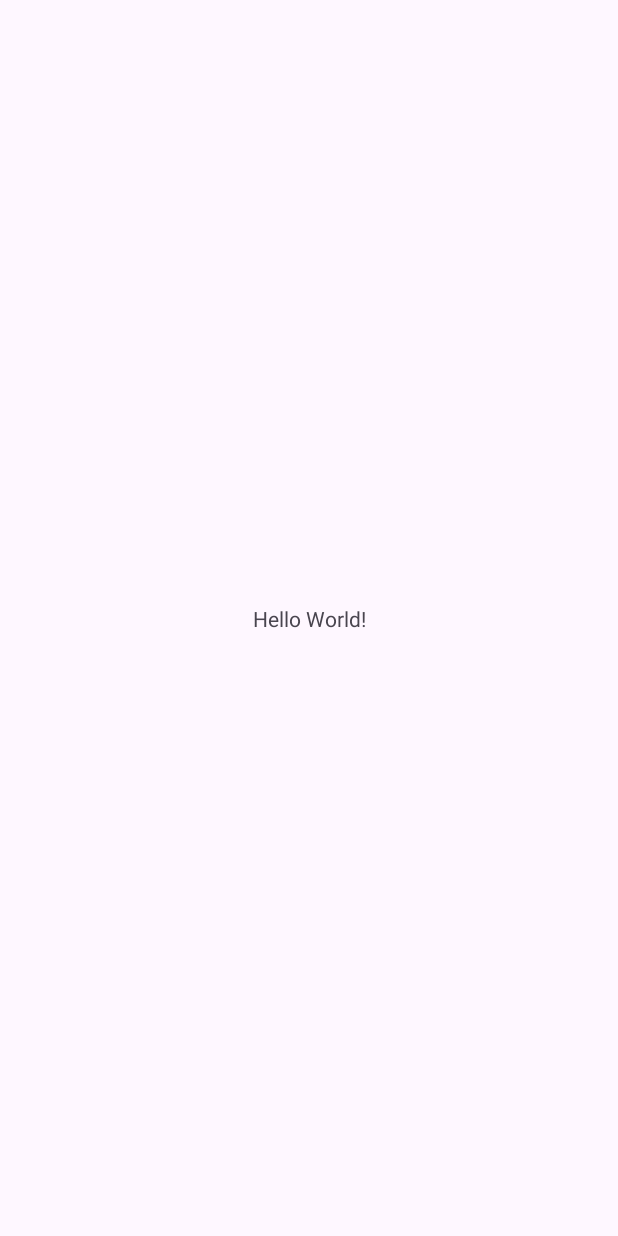
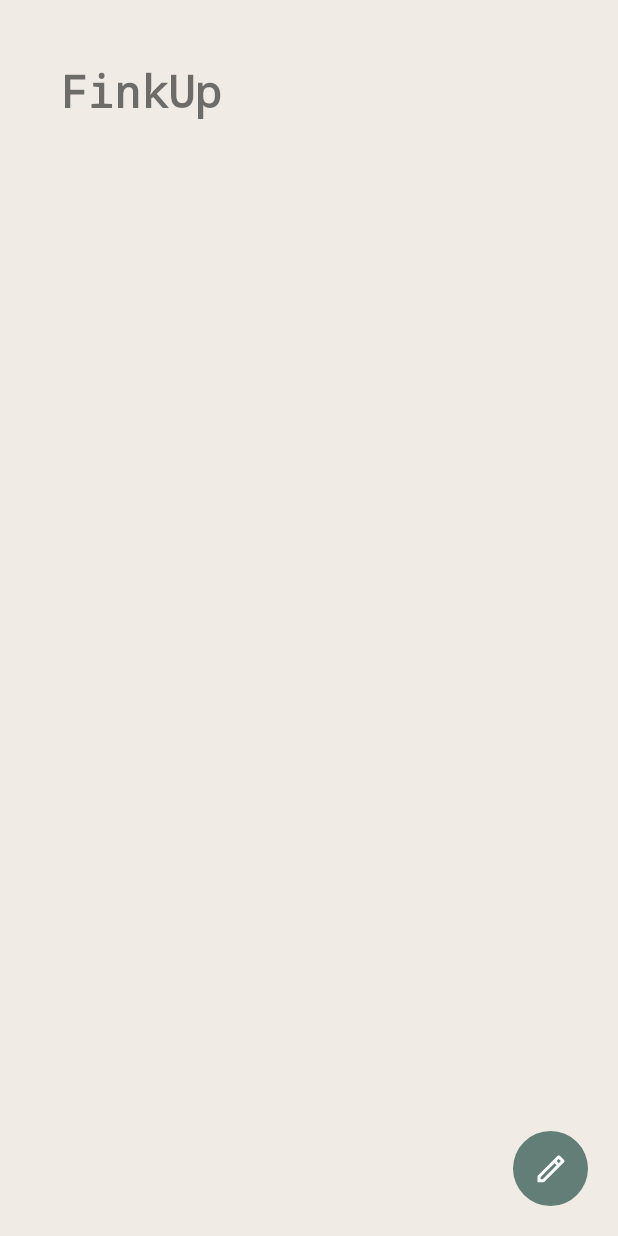
Before and after one commit to mohdiop/finkup, an Android app: the screen it shows after launch (MainActivity), on a phone screen of 412 x 824 dp. Before the commit the screen is almost empty. Run offline under Robolectric (Android 15) with nearby library versions, the phone set to English and light mode, and no system bars.

```diff
--- a/app/src/main/AndroidManifest.xml
+++ b/app/src/main/AndroidManifest.xml
@@ -13,7 +13,10 @@
         android:theme="@style/Theme.FinkUp"
         tools:targetApi="31">
         <activity
-            android:name=".MainActivity"
+            android:name=".activities.AddFink"
+            android:exported="false" />
+        <activity
+            android:name=".activities.MainActivity"
             android:exported="true">
             <intent-filter>
                 <action android:name="android.intent.action.MAIN" />
--- /dev/null
+++ b/app/src/main/java/com/mohdiop/finkup/activities/MainActivity.kt
@@ -0,0 +1,28 @@
+package com.mohdiop.finkup.activities
+
+import android.content.Intent
+import android.os.Bundle
+import android.widget.ImageButton
+import androidx.appcompat.app.AppCompatActivity
+import com.mohdiop.finkup.R
+
+class MainActivity : AppCompatActivity() {
+
+    private lateinit var add: ImageButton
+    override fun onCreate(savedInstanceState: Bundle?) {
+        super.onCreate(savedInstanceState)
+        setContentView(R.layout.activity_main)
+        init()
+        listeners()
+    }
+
+    private fun init() {
+        add = findViewById(R.id.add)
+    }
+
+    private fun listeners() {
+        add.setOnClickListener {
+            startActivity(Intent(this, AddFink::class.java))
+        }
+    }
+}
--- /dev/null
+++ b/app/src/main/res/drawable/image_button_background.xml
@@ -0,0 +1,6 @@
+<?xml version="1.0" encoding="utf-8"?>
+<shape xmlns:android="http://schemas.android.com/apk/res/android"
+    android:shape="oval">
+
+    <solid android:color="@color/first" />
+</shape>
--- /dev/null
+++ b/app/src/main/res/drawable/no_background.xml
@@ -0,0 +1,4 @@
+<?xml version="1.0" encoding="utf-8"?>
+<shape xmlns:android="http://schemas.android.com/apk/res/android">
+    <solid android:color="#00FFFFFF" />
+</shape>
--- /dev/null
+++ b/app/src/main/res/drawable/pencil_line.xml
@@ -0,0 +1,9 @@
+<vector xmlns:android="http://schemas.android.com/apk/res/android"
+    android:width="24dp"
+    android:height="24dp"
+    android:viewportWidth="24"
+    android:viewportHeight="24">
+  <path
+      android:fillColor="#FF000000"
+      android:pathData="M15.728,9.576L14.314,8.162L5,17.476V18.89H6.414L15.728,9.576ZM17.142,8.162L18.556,6.748L17.142,5.334L15.728,6.748L17.142,8.162ZM7.243,20.89H3V16.647L16.435,3.212C16.826,2.822 17.459,2.822 17.849,3.212L20.678,6.041C21.068,6.431 21.068,7.064 20.678,7.455L7.243,20.89Z"/>
+</vector>
--- a/app/src/main/res/layout/activity_main.xml
+++ b/app/src/main/res/layout/activity_main.xml
@@ -4,15 +4,32 @@
     xmlns:tools="http://schemas.android.com/tools"
     android:layout_width="match_parent"
     android:layout_height="match_parent"
-    tools:context=".MainActivity">
+    android:background="@color/grey"
+    tools:context=".activities.MainActivity">
 
     <TextView
         android:layout_width="wrap_content"
         android:layout_height="wrap_content"
-        android:text="Hello World!"
-        app:layout_constraintBottom_toBottomOf="parent"
-        app:layout_constraintEnd_toEndOf="parent"
+        android:text="@string/app_name"
+        android:textSize="30sp"
+        android:textStyle="bold"
+        android:fontFamily="monospace"
+        android:layout_marginTop="40dp"
+        android:layout_marginStart="40dp"
         app:layout_constraintStart_toStartOf="parent"
         app:layout_constraintTop_toTopOf="parent" />
 
+    <ImageButton
+        android:id="@+id/add"
+        android:layout_width="50dp"
+        android:layout_height="50dp"
+        android:src="@drawable/pencil_line"
+        android:background="@drawable/image_button_background"
+        android:layout_marginEnd="20dp"
+        android:layout_marginBottom="20dp"
+        android:contentDescription="@string/add_new_thought"
+        app:layout_constraintBottom_toBottomOf="parent"
+        app:layout_constraintEnd_toEndOf="parent"
+        app:tint="@color/white" />
+
 </androidx.constraintlayout.widget.ConstraintLayout>
--- a/app/src/main/res/values-night/themes.xml
+++ b/app/src/main/res/values-night/themes.xml
@@ -1,7 +1,7 @@
-<resources xmlns:tools="http://schemas.android.com/tools">
-    <!-- Base application theme. -->
-    <style name="Base.Theme.FinkUp" parent="Theme.Material3.DayNight.NoActionBar">
-        <!-- Customize your dark theme here. -->
-        <!-- <item name="colorPrimary">@color/my_dark_primary</item> -->
-    </style>
+<resources>
+
+    <style name="Base.Theme.FinkUp" parent="Theme.AppCompat.Light.NoActionBar" />
+
+    <style name="Theme.FinkUp" parent="Base.Theme.FinkUp" />
+
 </resources>
--- a/app/src/main/res/values/colors.xml
+++ b/app/src/main/res/values/colors.xml
@@ -2,4 +2,9 @@
 <resources>
     <color name="black">#FF000000</color>
     <color name="white">#FFFFFFFF</color>
+    <color name="lowWhite">#B3FFFFFF</color>
+    <color name="first">#637E76</color>
+    <color name="second">#C69774</color>
+    <color name="last">#FFEFE8</color>
+    <color name="grey">#F0ECE5</color>
 </resources>
--- a/app/src/main/res/values/strings.xml
+++ b/app/src/main/res/values/strings.xml
@@ -1,3 +1,9 @@
 <resources>
     <string name="app_name">FinkUp</string>
+    <string name="add_new_thought">Add new thought</string>
+    <string name="back_to_main_activity">Back to Main Activity</string>
+    <string name="fink_logo">Fink Logo</string>
+    <string name="title">Title</string>
+    <string name="content">Content</string>
+    <string name="add">Add</string>
 </resources>
--- a/app/src/main/res/values/themes.xml
+++ b/app/src/main/res/values/themes.xml
@@ -1,9 +1,7 @@
-<resources xmlns:tools="http://schemas.android.com/tools">
-    <!-- Base application theme. -->
-    <style name="Base.Theme.FinkUp" parent="Theme.Material3.DayNight.NoActionBar">
-        <!-- Customize your light theme here. -->
-        <!-- <item name="colorPrimary">@color/my_light_primary</item> -->
-    </style>
+<resources>
+
+    <style name="Base.Theme.FinkUp" parent="Theme.AppCompat.Light.NoActionBar" />
 
     <style name="Theme.FinkUp" parent="Base.Theme.FinkUp" />
+
 </resources>
```
Also changed, not shown: app/src/main/java/com/mohdiop/finkup/MainActivity.kt (deleted, +0 -11 lines), app/src/main/java/com/mohdiop/finkup/activities/AddFink.kt (added, +62 -0 lines), app/src/main/java/com/mohdiop/finkup/database/Fink.kt (added, +13 -0 lines), app/src/main/java/com/mohdiop/finkup/database/FinkDao.kt (added, +22 -0 lines), app/src/main/java/com/mohdiop/finkup/database/FinkDatabase.kt (added, +9 -0 lines), app/src/main/res/drawable/arrow_left_s_line.xml (added, +9 -0 lines), app/src/main/res/drawable/button_background.xml (added, +7 -0 lines), app/src/main/res/drawable/edit_text_background.xml (added, +8 -0 lines), app/src/main/res/drawable/lightbulb_fill.xml (added, +9 -0 lines), app/src/main/res/layout/activity_add_fink.xml (added, +77 -0 lines).
